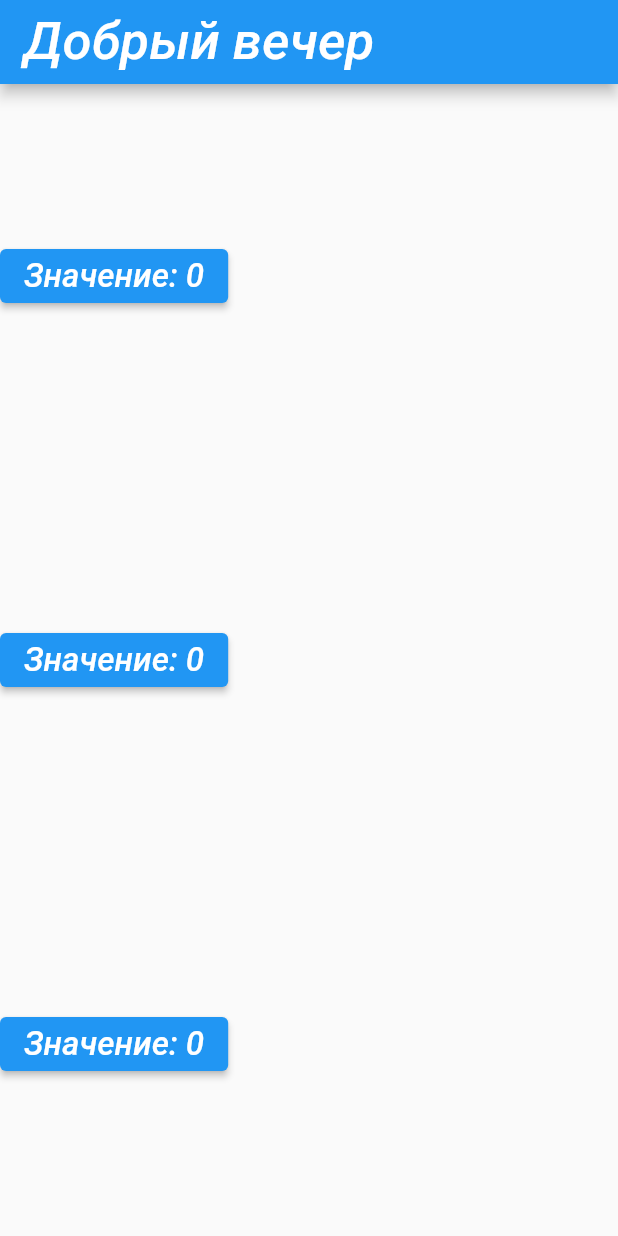
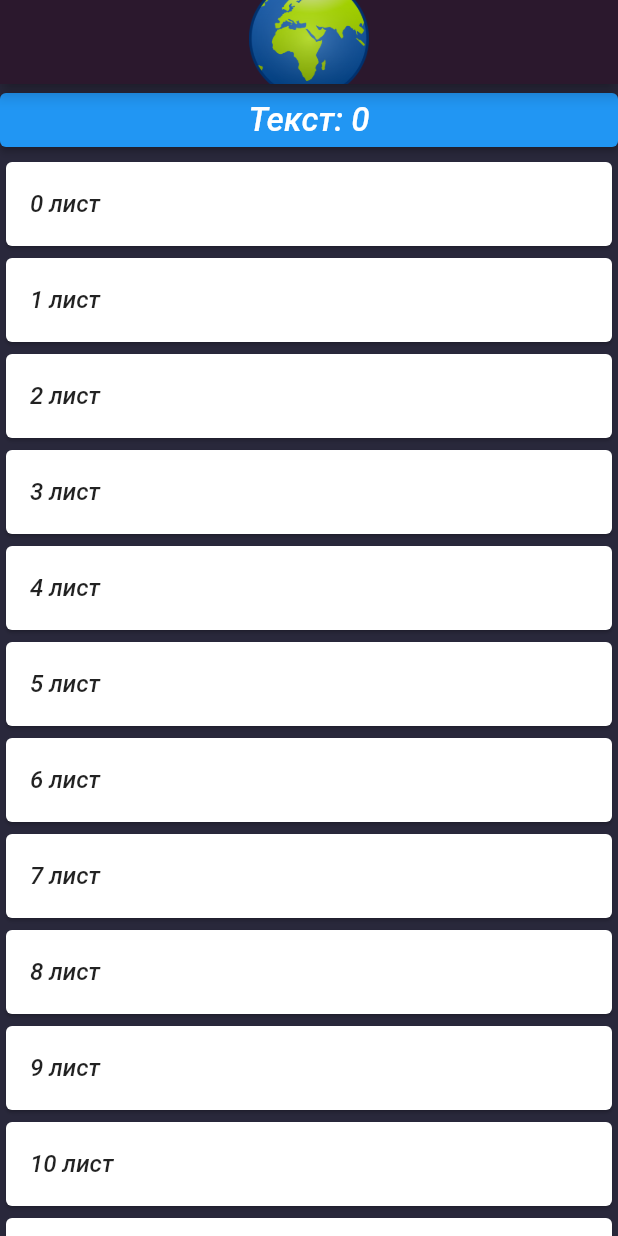
Before and after one commit to MoseevDmitry/LAB, a Flutter app: the screen it shows after launch, on a phone screen of 412 x 824 dp. Run offline on Flutter 3.47's test engine with Material 2 defaults, Android fonts, the phone set to English and light mode, and no system bars.

Commit message:
Обновление

```diff
--- a/lib/main.dart
+++ b/lib/main.dart
@@ -4,65 +4,63 @@ import 'package:flutter/material.dart';
 import 'MyBody.dart';
 //import 'MyBody1.dart';
 
+List<String> _items = [];
+
 void main() {
   runApp(Myla());
 }
-
-
 
 class Myla extends StatelessWidget {
   @override
   Widget build(BuildContext context) {
     return MaterialApp(
-      home: Scaffold(
-          appBar: AppBar(
-            title: const Text(
-              "Добрый вечер",
-              style: TextStyle(fontSize: 35),
+        title: 'Добрый вечер',
+        theme: ThemeData(
+          appBarTheme: AppBarTheme(
+            color: const Color.fromRGBO(43, 24, 45, 11),),
+          scaffoldBackgroundColor: const Color.fromRGBO(41, 40, 59, 21),
         ),
-          ),
-          body: Column(
-            children: [MyButton(), MyButton(), MyButton()],
-            mainAxisAlignment: MainAxisAlignment.spaceAround,
-            crossAxisAlignment: CrossAxisAlignment.start,
-          )));
+        home: MyHomePage()
+    );
   }
 }
 
-class MyButton extends StatefulWidget {
+class MyHomePage extends StatefulWidget {
+  MyHomePage({Key? key}) : super(key: key);
   @override
-  State<StatefulWidget> createState() => _MyButtonState();
+  _MyHomePageState createState() => _MyHomePageState();
 }
 
-class _MyButtonState extends State<MyButton> {
-  int value = 0;
-  double fontSize = 22;
-  Color color = Colors.blue;
-  Color buttonFontColor = Colors.white;
+class _MyHomePageState extends State<MyHomePage> {
+  int buttonValue = 0;
 
   @override
   Widget build(BuildContext context) {
-    return ElevatedButton(
-        child: Text(
-          value <= 20 ? "Значение: $value" : "Больше 20",
-          style: TextStyle(fontSize: fontSize, color: buttonFontColor),
+    return Scaffold(
+        appBar: AppBar(
+          centerTitle: true,
+          title:  Image(
+            image: AssetImage('assets/icons/Earth.png'),
+            width: 80,
           ),
-        style: ButtonStyle(
-          backgroundColor: MaterialStateProperty.all(color),
         ),
-        onPressed: () {
-          setState(() {
-            value = value + 1;
-            if (value > 10) {
-              fontSize = 50;
-            }
-            if (value > 20) {
-              color = Colors.red;
-            }
-            if (value > 5) {
-              buttonFontColor = Colors.yellow;
-            }
-          });
-        });
+        body: ListView(
+          children: [
+            ElevatedButton(
+                child: Text("Текст: $buttonValue", style: TextStyle(fontSize: 22)),
+                onPressed:(){ setState(() {
+                  buttonValue = buttonValue + 1;
+
+                });} ),
+            for ( var i = 0; i < 20; i++)(
+                Card(
+                  child: ListTile(
+                    title: Text("$i лист"),
+                  ),)
+            ),
+          ],
+          shrinkWrap: true,
+        )
+    );
   }
 }
```
Lines whose indentation alone changed are shown as unchanged.
